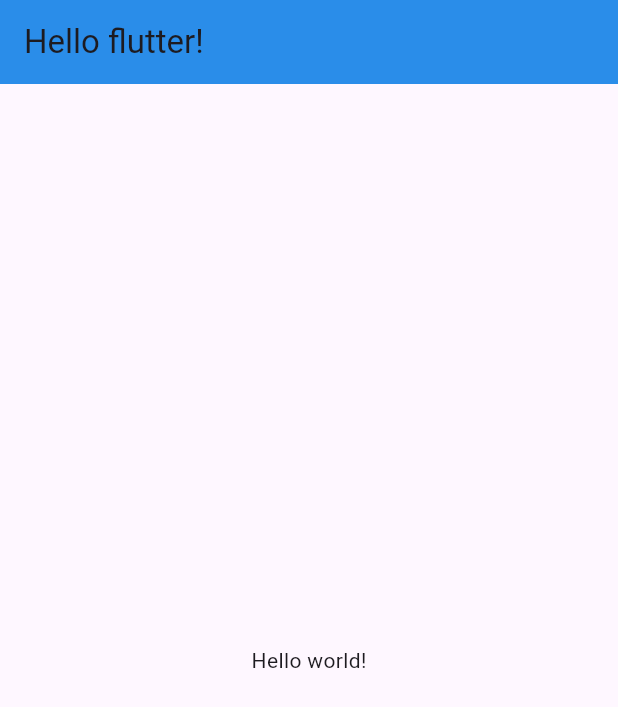
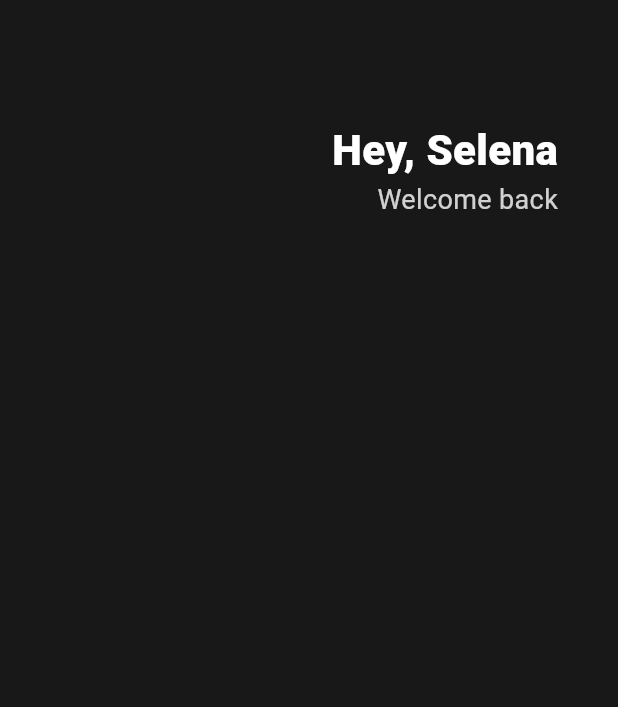
Before and after one commit to siheon0411/toonflix, a Flutter app: the screen it shows after launch, on a phone screen of 412 x 824 dp. Shown: the top 707 px of the screen. Run offline on Flutter 3.47's test engine with Material 3 defaults, Android fonts, the phone set to English and light mode, and no system bars.

Commit message:
basic skills

```diff
--- a/lib/main.dart
+++ b/lib/main.dart
@@ -9,13 +9,43 @@ class App extends StatelessWidget {
   Widget build(BuildContext context) {
     return MaterialApp(
       home: Scaffold(
-        appBar: AppBar(
-          backgroundColor: Colors.blue,
-          elevation: 10,
-          title: Text('Hello flutter!'),
-        ),
-        body: Center(
-          child: Text('Hello world!'),
+        backgroundColor: Color(0xFF181818),
+        body: Padding(
+          padding: EdgeInsets.symmetric(
+            horizontal: 40,
+          ),
+          child: Column(
+            children: [
+              SizedBox(
+                height: 80,
+              ),
+              Row(
+                mainAxisAlignment: MainAxisAlignment.end,
+                children: [
+                  Column(
+                    crossAxisAlignment: CrossAxisAlignment.end,
+                    children: [
+                      Text(
+                        'Hey, Selena',
+                        style: TextStyle(
+                          color: Colors.white,
+                          fontSize: 28,
+                          fontWeight: FontWeight.w800,
+                        ),
+                      ),
+                      Text(
+                        'Welcome back',
+                        style: TextStyle(
+                          color: Colors.white.withOpacity(0.8),
+                          fontSize: 18,
+                        ),
+                      ),
+                    ],
+                  )
+                ],
+              )
+            ],
+          ),
         ),
       ),
     );
```
